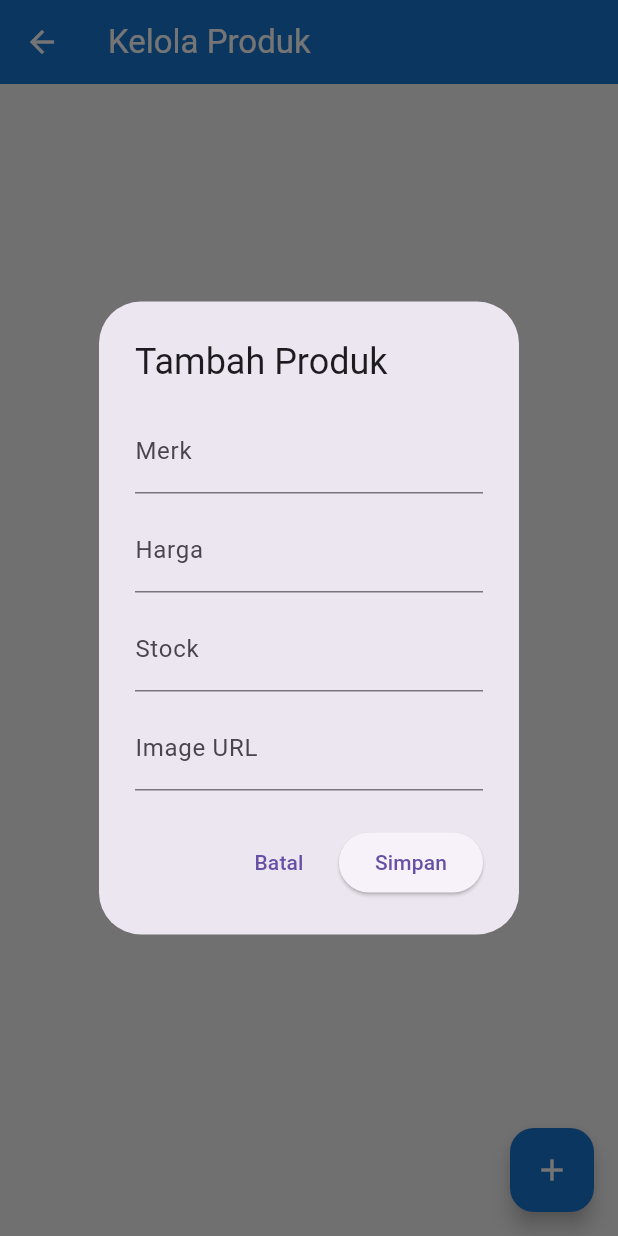
After one commit to IlhamMaulana13/Project3-SitemApkOrderGalon, a Flutter app: the AdminProductScreen screen opened directly, after a tap on the "add" icon, on a phone screen of 412 x 824 dp. The commit adds this screen. Run offline on Flutter 3.47's test engine with Material 3 defaults, Android fonts, the phone set to English and light mode, and no system bars; our stand-ins replace firebase_auth, firebase_core, google_fonts; accounts and stored records are empty; network calls fail.

Commit message:
menambah CRUD Admin

```diff
--- a/galonfibonacci/lib/screens/admin_order_screen.dart
+++ b/galonfibonacci/lib/screens/admin_order_screen.dart
@@ -24,7 +24,7 @@ class _AdminOrderScreenState extends State<AdminOrderScreen> {
 
   Future<void> fetchOrders() async {
     final response = await http.get(
-      Uri.parse("http://192.168.1.3:8080/orders"),
+      Uri.parse("http://192.168.1.5:8080/orders"),
     );
 
     if (response.statusCode == 200) {
@@ -38,7 +38,7 @@ class _AdminOrderScreenState extends State<AdminOrderScreen> {
 
   Future<void> updateStatus(int id, String status) async {
     final response = await http.put(
-      Uri.parse("http://192.168.1.3:8080/orders/status/$id"),
+      Uri.parse("http://192.168.1.5:8080/orders/status/$id"),
 
       headers: {"Content-Type": "application/json"},
 
--- /dev/null
+++ b/galonfibonacci/lib/screens/admin_product_screen.dart
@@ -0,0 +1,367 @@
+import 'dart:convert';
+
+import 'package:flutter/material.dart';
+import 'package:http/http.dart' as http;
+
+class AdminProductScreen extends StatefulWidget {
+  const AdminProductScreen({super.key});
+
+  @override
+  State<AdminProductScreen> createState() =>
+      _AdminProductScreenState();
+}
+
+class _AdminProductScreenState
+    extends State<AdminProductScreen> {
+
+  List products = [];
+
+  final String baseUrl =
+      "http://192.168.1.5:8080";
+
+  @override
+  void initState() {
+    super.initState();
+
+    fetchProducts();
+  }
+
+  // GET PRODUCTS
+  Future<void> fetchProducts() async {
+
+    final response = await http.get(
+      Uri.parse("$baseUrl/products"),
+    );
+
+    if (response.statusCode == 200) {
+
+      setState(() {
+        products = jsonDecode(response.body);
+      });
+    }
+  }
+
+  // DELETE PRODUCT
+  Future<void> deleteProduct(int id) async {
+
+    final response = await http.delete(
+      Uri.parse("$baseUrl/products/$id"),
+    );
+
+    if (response.statusCode == 200) {
+
+      fetchProducts();
+
+      ScaffoldMessenger.of(context).showSnackBar(
+        const SnackBar(
+          content: Text("Produk berhasil dihapus"),
+        ),
+      );
+    }
+  }
+
+  // DIALOG TAMBAH / EDIT
+  void showProductDialog({
+    Map? product,
+  }) {
+
+    final merkController =
+        TextEditingController(
+      text: product?["merk"] ?? "",
+    );
+
+    final priceController =
+        TextEditingController(
+      text: product?["price"]?.toString() ?? "",
+    );
+
+    final stockController =
+        TextEditingController(
+      text: product?["stock"]?.toString() ?? "",
+    );
+
+    final imageController =
+        TextEditingController(
+      text: product?["image"] ?? "",
+    );
+
+    showDialog(
+      context: context,
+
+      builder: (_) {
+
+        return AlertDialog(
+
+          title: Text(
+            product == null
+                ? "Tambah Produk"
+                : "Edit Produk",
+          ),
+
+          content: SingleChildScrollView(
+            child: Column(
+              mainAxisSize: MainAxisSize.min,
+
+              children: [
+
+                TextField(
+                  controller: merkController,
+
+                  decoration: const InputDecoration(
+                    labelText: "Merk",
+                  ),
+                ),
+
+                const SizedBox(height: 10),
+
+                TextField(
+                  controller: priceController,
+
+                  keyboardType:
+                      TextInputType.number,
+
+                  decoration: const InputDecoration(
+                    labelText: "Harga",
+                  ),
+                ),
+
+                const SizedBox(height: 10),
+
+                TextField(
+                  controller: stockController,
+
+                  keyboardType:
+                      TextInputType.number,
+
+                  decoration: const InputDecoration(
+                    labelText: "Stock",
+                  ),
+                ),
+
+                const SizedBox(height: 10),
+
+                TextField(
+                  controller: imageController,
+
+                  decoration: const InputDecoration(
+                    labelText: "Image URL",
+                  ),
+                ),
+              ],
+            ),
+          ),
+
+          actions: [
+
+            TextButton(
+              onPressed: () {
+                Navigator.pop(context);
+              },
+
+              child: const Text("Batal"),
+            ),
+
+            ElevatedButton(
+              onPressed: () async {
+
+                final body = {
+
+                  "category_id": 1,
+                  "merk":
+                      merkController.text,
+
+                  "price": int.parse(
+                    priceController.text,
+                  ),
+
+                  "stock": int.parse(
+                    stockController.text,
+                  ),
+
+                  "image":
+                      imageController.text,
+                };
+
+                http.Response response;
+
+                // ADD
+                if (product == null) {
+
+                  response = await http.post(
+                    Uri.parse(
+                      "$baseUrl/products",
+                    ),
+
+                    headers: {
+                      "Content-Type":
+                          "application/json",
+                    },
+
+                    body: jsonEncode(body),
+                  );
+                }
+
+                // EDIT
+                else {
+
+                  response = await http.put(
+                    Uri.parse(
+                      "$baseUrl/products/${product["id"]}",
+                    ),
+
+                    headers: {
+                      "Content-Type":
+                          "application/json",
+                    },
+
+                    body: jsonEncode(body),
+                  );
+                }
+
+                if (response.statusCode == 200) {
+
+                  Navigator.pop(context);
+
+                  fetchProducts();
+
+                  ScaffoldMessenger.of(context)
+                      .showSnackBar(
+                    SnackBar(
+                      content: Text(
+                        product == null
+                            ? "Produk berhasil ditambah"
+                            : "Produk berhasil diupdate",
+                      ),
+                    ),
+                  );
+                }
+              },
+
+              child: const Text("Simpan"),
+            ),
+          ],
+        );
+      },
+    );
+  }
+
+  @override
+  Widget build(BuildContext context) {
+
+    return Scaffold(
+
+      backgroundColor: Colors.grey[100],
+
+      appBar: AppBar(
+
+        title: const Text(
+          "Kelola Produk",
+          style: TextStyle(
+            color: Colors.white,
+          ),
+        ),
+
+        backgroundColor: Colors.blue[700],
+
+        iconTheme: const IconThemeData(
+          color: Colors.white,
+        ),
+      ),
+
+      floatingActionButton:
+          FloatingActionButton(
+
+        backgroundColor: Colors.blue[700],
+
+        onPressed: () {
+          showProductDialog();
+        },
+
+        child: const Icon(
+          Icons.add,
+          color: Colors.white,
+        ),
+      ),
+
+      body: ListView.builder(
+
+        padding: const EdgeInsets.all(15),
+
+        itemCount: products.length,
+
+        itemBuilder: (context, index) {
+
+          final product = products[index];
+
+          return Card(
+
+            margin:
+                const EdgeInsets.only(bottom: 15),
+
+            child: ListTile(
+
+              leading: Image.network(
+                product["image"],
+                width: 60,
+                fit: BoxFit.cover,
+              ),
+
+              title: Text(
+                product["merk"],
+              ),
+
+              subtitle: Column(
+                crossAxisAlignment:
+                    CrossAxisAlignment.start,
+
+                children: [
+
+                  Text(
+                    "Rp ${product["price"]}",
+                  ),
+
+                  Text(
+                    "Stock: ${product["stock"]}",
+                  ),
+                ],
+              ),
+
+              trailing: Row(
+                mainAxisSize: MainAxisSize.min,
+
+                children: [
+
+                  IconButton(
+                    onPressed: () {
+                      showProductDialog(
+                        product: product,
+                      );
+                    },
+
+                    icon: const Icon(
+                      Icons.edit,
+                      color: Colors.orange,
+                    ),
+                  ),
+
+                  IconButton(
+                    onPressed: () {
+                      deleteProduct(
+                        product["id"],
+                      );
+                    },
+
+                    icon: const Icon(
+                      Icons.delete,
+                      color: Colors.red,
+                    ),
+                  ),
+                ],
+              ),
+            ),
+          );
+        },
+      ),
+    );
+  }
+}
--- a/galonfibonacci/lib/screens/auth_screen.dart
+++ b/galonfibonacci/lib/screens/auth_screen.dart
@@ -22,7 +22,7 @@ class AuthScreen extends StatelessWidget {
               const SizedBox(height: 20),
 
               Text(
-                'Galon Rajeg Bahagia',
+                'Galon Rizki Faras',
                 style: GoogleFonts.poppins(
                   color: Colors.white,
                   fontSize: 28,
--- a/galonfibonacci/lib/screens/main_screen.dart
+++ b/galonfibonacci/lib/screens/main_screen.dart
@@ -31,7 +31,7 @@ class _MainScreenState extends State<MainScreen> {
         backgroundColor: Colors.blue[700],
 
         title: const Text(
-          "Galon Rajeg Bahagia",
+          "Galon Rizki Faras",
           style: TextStyle(color: Colors.white, fontWeight: FontWeight.bold),
         ),
 
```
Also changed, not shown: galonfibonacci/lib/screens/login_screen.dart (+34 -2 lines), 1 other file.
